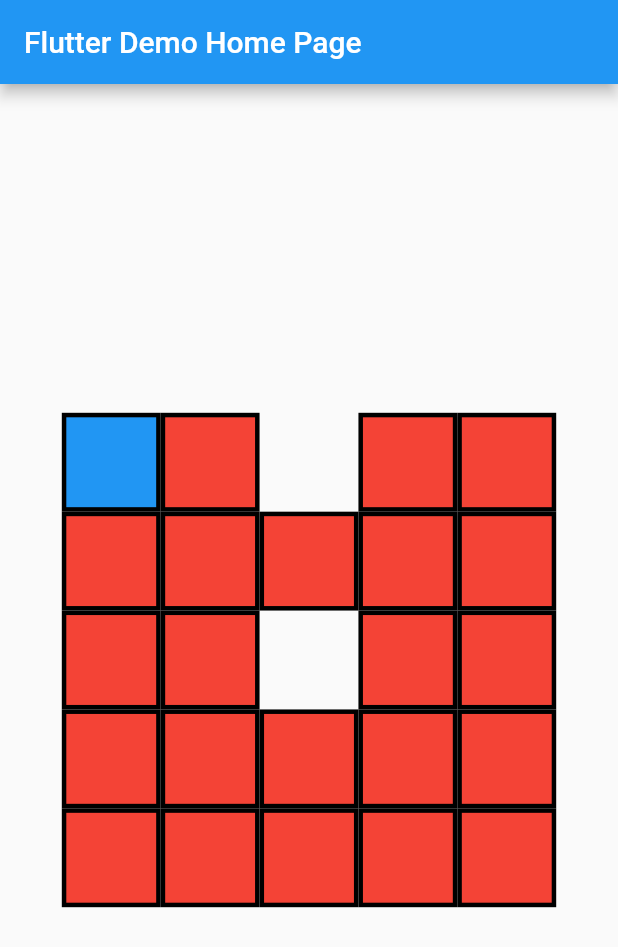
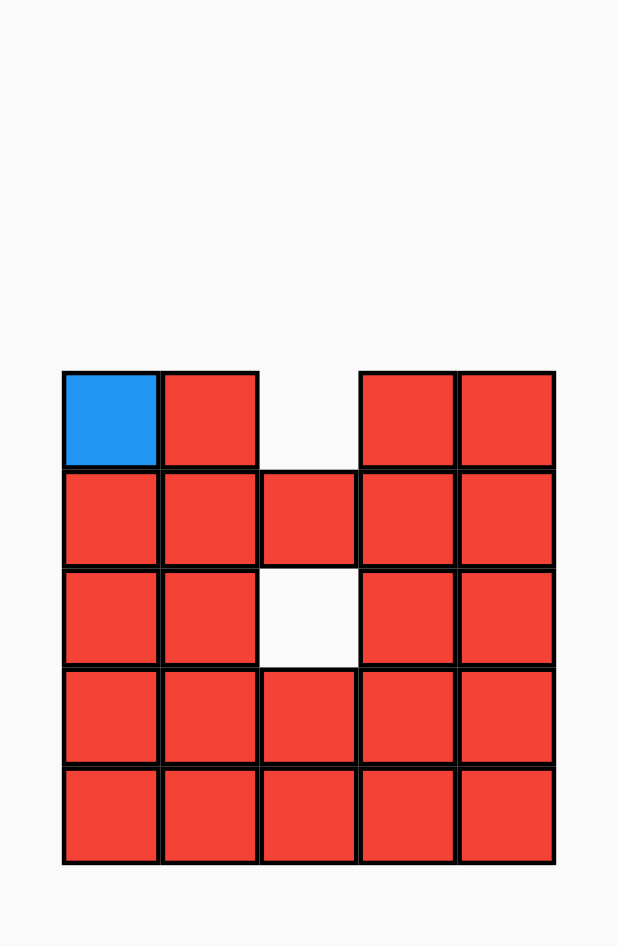
Before and after one commit to OliverUrsell/fallen-inc, a Flutter app: the screen it shows after launch, on a phone screen of 412 x 824 dp. Shown: the top 947 px of the screen. Run offline on Flutter 3.47's test engine with Material 2 defaults, Android fonts, the phone set to English and light mode, and no system bars.

Commit message:
Set the title to `Fallen Inc` and remove default comments from main.dart

```diff
--- a/lib/main.dart
+++ b/lib/main.dart
@@ -13,37 +13,17 @@ class MyApp extends StatelessWidget {
   @override
   Widget build(BuildContext context) {
     return MaterialApp(
-      title: 'Flutter Demo',
+      title: 'Fallen Inc',
       theme: ThemeData(
-        // This is the theme of your application.
-        //
-        // Try running your application with "flutter run". You'll see the
-        // application has a blue toolbar. Then, without quitting the app, try
-        // changing the primarySwatch below to Colors.green and then invoke
-        // "hot reload" (press "r" in the console where you ran "flutter run",
-        // or simply save your changes to "hot reload" in a Flutter IDE).
-        // Notice that the counter didn't reset back to zero; the application
-        // is not restarted.
         primarySwatch: Colors.blue,
       ),
-      home: const MyHomePage(title: 'Flutter Demo Home Page'),
+      home: const MyHomePage(),
     );
   }
 }
 
 class MyHomePage extends StatefulWidget {
-  const MyHomePage({Key? key, required this.title}) : super(key: key);
-
-  // This widget is the home page of your application. It is stateful, meaning
-  // that it has a State object (defined below) that contains fields that affect
-  // how it looks.
-
-  // This class is the configuration for the state. It holds the values (in this
-  // case the title) provided by the parent (in this case the App widget) and
-  // used by the build method of the State. Fields in a Widget subclass are
-  // always marked "final".
-
-  final String title;
+  const MyHomePage({Key? key}) : super(key: key);
 
   @override
   State<MyHomePage> createState() => _MyHomePageState();
@@ -53,18 +33,7 @@ class _MyHomePageState extends State<MyHomePage> {
 
   @override
   Widget build(BuildContext context) {
-    // This method is rerun every time setState is called, for instance as done
-    // by the _incrementCounter method above.
-    //
-    // The Flutter framework has been optimized to make rerunning build methods
-    // fast, so that you can just rebuild anything that needs updating rather
-    // than having to individually change instances of widgets.
     return Scaffold(
-      appBar: AppBar(
-        // Here we take the value from the MyHomePage object that was created by
-        // the App.build method, and use it to set our appbar title.
-        title: Text(widget.title),
-      ),
       body: Center(
         child: Puzzle(sizeX: 5, sizeY: 5, sizeRatio: 0.4, initialBlocks: [
           [Block(color: Colors.blue, movable: false,), Block(), null, Block(), Block()],
```
